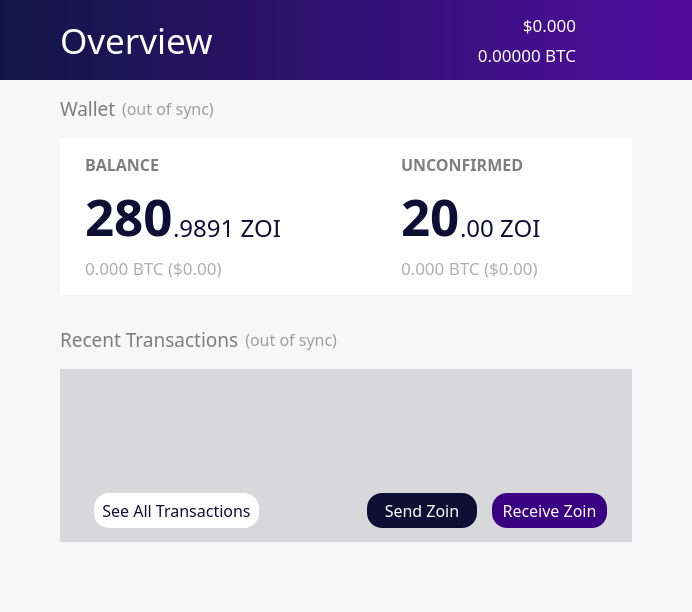
Old version of the form src/qt/forms/overviewpage.ui in the repository noirofficial/noir.
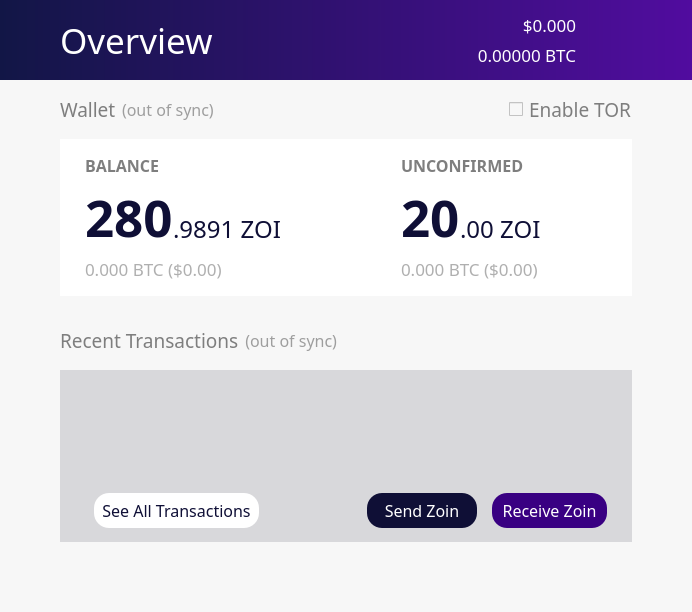
New version of the form. Icons and pictures are not drawn.

Patch:
```diff
--- a/src/qt/forms/overviewpage.ui
+++ b/src/qt/forms/overviewpage.ui
@@ -735,6 +735,22 @@
               </property>
              </spacer>
             </item>
+            <item>
+             <widget class="QCheckBox" name="checkboxEnabledTor">
+              <property name="font">
+               <font>
+                <family>ZoinMedium</family>
+                <pointsize>14</pointsize>
+               </font>
+              </property>
+              <property name="styleSheet">
+               <string notr="true">color: rgb(126, 126, 126);</string>
+              </property>
+              <property name="text">
+               <string>Enable TOR</string>
+              </property>
+             </widget>
+            </item>
            </layout>
           </item>
           <item>
```
